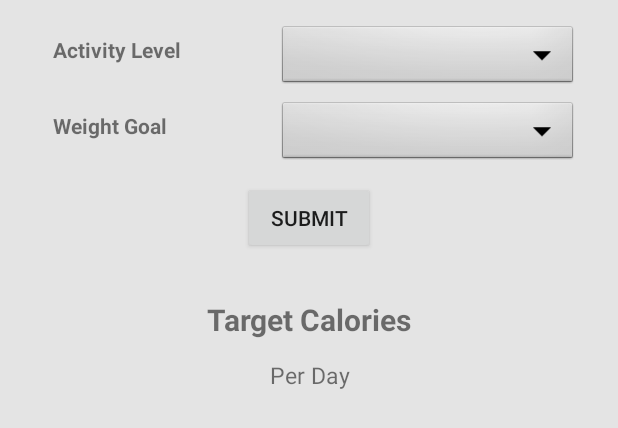
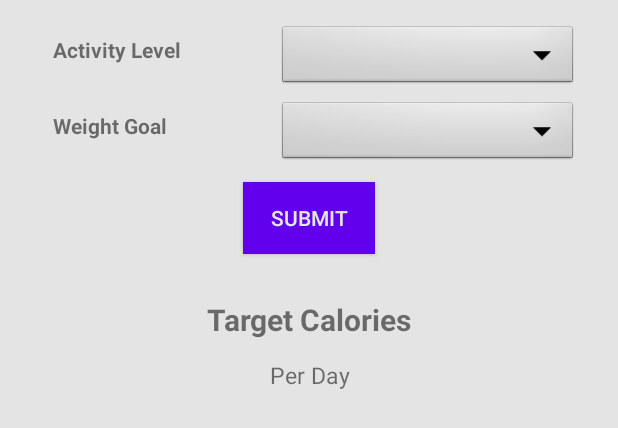
Before and after one commit to matthewwestover/LifestyleApp, an Android app: the layout goal_fragment.xml on its own in the app's theme, with its tools: preview values and no code run, on a phone screen of 412 x 824 dp. Shown: the top 428 px of the screen. Run offline under Robolectric (Android 15) with nearby library versions, the light colour scheme and no system bars.

Commit message:
Updater goals submit button to match edit profile submit

```diff
--- a/WAMApp/app/src/main/res/layout/edituser_fragment.xml
+++ b/WAMApp/app/src/main/res/layout/edituser_fragment.xml
@@ -262,8 +262,8 @@
             android:layout_height="wrap_content"
             android:layout_marginTop="5dp"
             android:layout_marginBottom="20dp"
+            android:text="@string/submit_button"
             android:background="@color/colorPrimary"
-            android:text="@string/submit_button"
             android:textColor="@color/profile_color"
             app:layout_constraintBottom_toBottomOf="parent"
             app:layout_constraintLeft_toLeftOf="parent"
--- a/WAMApp/app/src/main/res/layout/goal_fragment.xml
+++ b/WAMApp/app/src/main/res/layout/goal_fragment.xml
@@ -63,6 +63,8 @@
         android:layout_marginTop="20dp"
         android:layout_marginBottom="20dp"
         android:text="@string/submit_button"
+        android:background="@color/colorPrimary"
+        android:textColor="@color/profile_color"
         app:layout_constraintLeft_toLeftOf="parent"
         app:layout_constraintRight_toRightOf="parent"
         app:layout_constraintTop_toBottomOf="@+id/tv_weight_goal" />
```
